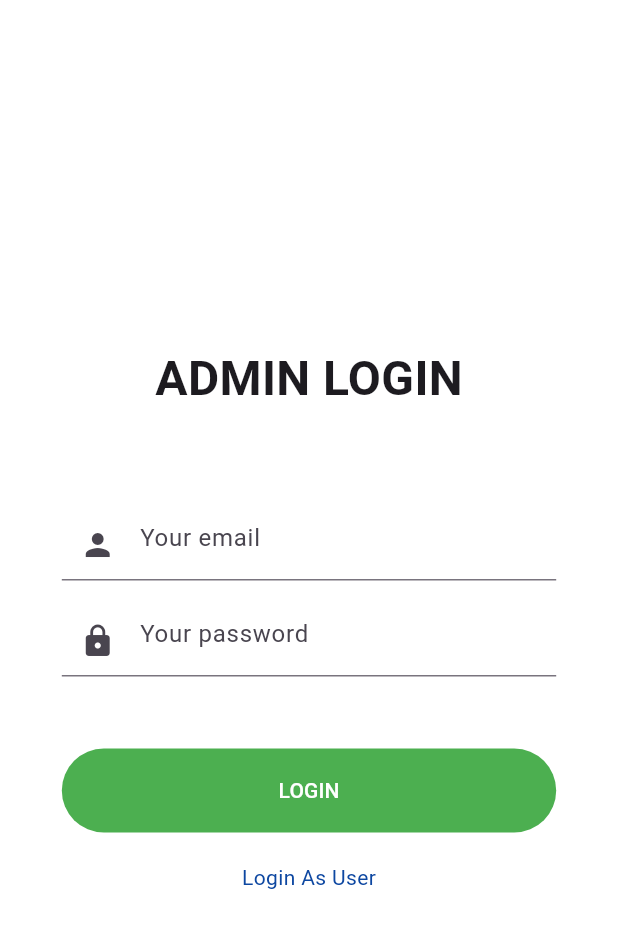
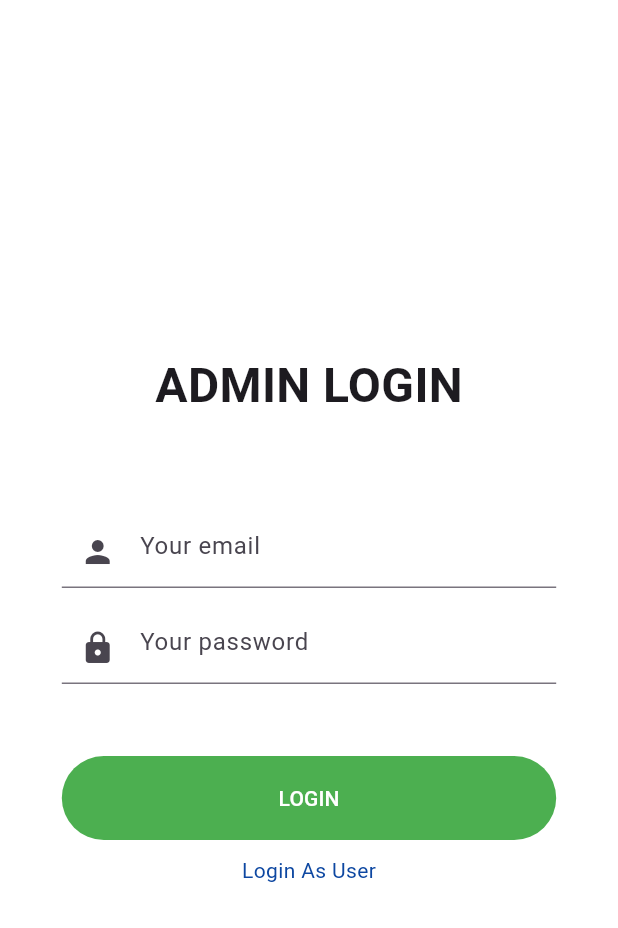
Before and after one commit to ftynfrhn/case-study-1, a Flutter app: the screen it shows after launch, after a tap on "Login As Admin", on a phone screen of 412 x 824 dp. Shown: the top 928 px of the screen. Run offline on Flutter 3.47's test engine with Material 3 defaults, Android fonts, the light colour scheme and no system bars.

Commit message:
Update admin_login.dart

```diff
--- a/lib/Screens/Login/admin_login.dart
+++ b/lib/Screens/Login/admin_login.dart
@@ -1,27 +1,24 @@
-import 'package:case_study1/Screens/Login/user_login.dart';
 import 'package:flutter/material.dart';
 import '../../Responsive.dart';
 import '../../Component/background.dart';
 import '../../../constants.dart';
-import '../../Responsive.dart';
 import 'login_form.dart';
+import 'user_login.dart'; // Import the AdminDashboard page
 
-// set admin login screen layout & provide navigation to admin login screen
 class AdminLogin extends StatelessWidget {
   const AdminLogin({super.key});
 
   @override
   Widget build(BuildContext context) {
-    bool isAdmin = false;
-    //print('isAdmin in UserLogin: $isAdmin');
+    bool isAdmin = true; // Set isAdmin to true for admin login
     return Background(
-      child: SingleChildScrollView( // ensures contain scrollable
+      child: SingleChildScrollView(
         child: SafeArea(
           child: Responsive(
-          mobile: MobileLoginScreen(isAdmin: isAdmin),
-          desktop: DesktopLoginScreen(isAdmin: isAdmin),
+            mobile: MobileLoginScreen(isAdmin: isAdmin),
+            desktop: DesktopLoginScreen(isAdmin: isAdmin),
+          ),
         ),
-        )
       ),
     );
   }
@@ -36,29 +33,28 @@ class MobileLoginScreen extends StatelessWidget {
 
   @override
   Widget build(BuildContext context) {
-    //print('isAdmin in MobileLoginScreen: $isAdmin');
-    return Column( // arrange children vertically
-      mainAxisAlignment: MainAxisAlignment.center, // vertically centered
+    return Column(
+      mainAxisAlignment: MainAxisAlignment.center,
       children: <Widget>[
         const LoginScreenTopText(),
-        Row( // arrange children horizontally
+        Row(
           children: [
-            const Spacer(), // add flexible space (left side)
-            Expanded( // fill the remaining space
-              flex: 8, // 80% of the screen width
+            const Spacer(),
+            Expanded(
+              flex: 8,
               child: LoginForm(isAdmin: isAdmin),
             ),
-            const Spacer(), // add flexible space (right side)
+            const Spacer(),
           ],
-         ),
+        ),
         Padding(
-          padding: const EdgeInsets.only(top: 20.0), // Add only top padding
-          // navigate to admin login screen when clicked on the text
+          padding: const EdgeInsets.only(top: 10.0),
           child: GestureDetector(
-            onTap: () { // specify action taken when the text is tapped
+            onTap: () {
+              // Navigate to the UserLogin page when "Login As User" button is tapped
               Navigator.push(
                 context,
-                MaterialPageRoute(builder: (context) => const AdminLogin()),
+                MaterialPageRoute(builder: (context) => const UserLogin()),
               );
             },
             child: const Text(
@@ -81,25 +77,25 @@ class DesktopLoginScreen extends StatelessWidget {
 
   @override
   Widget build(BuildContext context) {
-    //print('isAdmin in DesktopLoginScreen: $isAdmin');
-    return Row( // arrange children horizontally
-      mainAxisAlignment: MainAxisAlignment.end, // align children to the right
+    return Row(
+      mainAxisAlignment: MainAxisAlignment.end,
       children: [
         const Expanded(
           child: LoginScreenTopText(),
         ),
         Expanded(
-          child: Column( // arrange children vertically
+          child: Column(
             mainAxisAlignment: MainAxisAlignment.center,
             children: [
               SizedBox(
-                width: 450, // set the width of the login form
+                width: 450,
                 child: LoginForm(isAdmin: isAdmin),
               ),
               Padding(
-                padding: const EdgeInsets.only(top: 20.0), // Add only top padding
+                padding: const EdgeInsets.only(top: 10.0),
                 child: GestureDetector(
                   onTap: () {
+                    // Navigate to the UserLogin page when "Login As User" button is tapped
                     Navigator.push(
                       context,
                       MaterialPageRoute(builder: (context) => const UserLogin()),
@@ -119,11 +115,10 @@ class DesktopLoginScreen extends StatelessWidget {
   }
 }
 
-// Top text of the login screen
 class LoginScreenTopText extends StatelessWidget {
   const LoginScreenTopText({
-    Key? key,
-  }) : super(key: key);
+    super.key,
+  });
 
   @override
   Widget build(BuildContext context) {
```
